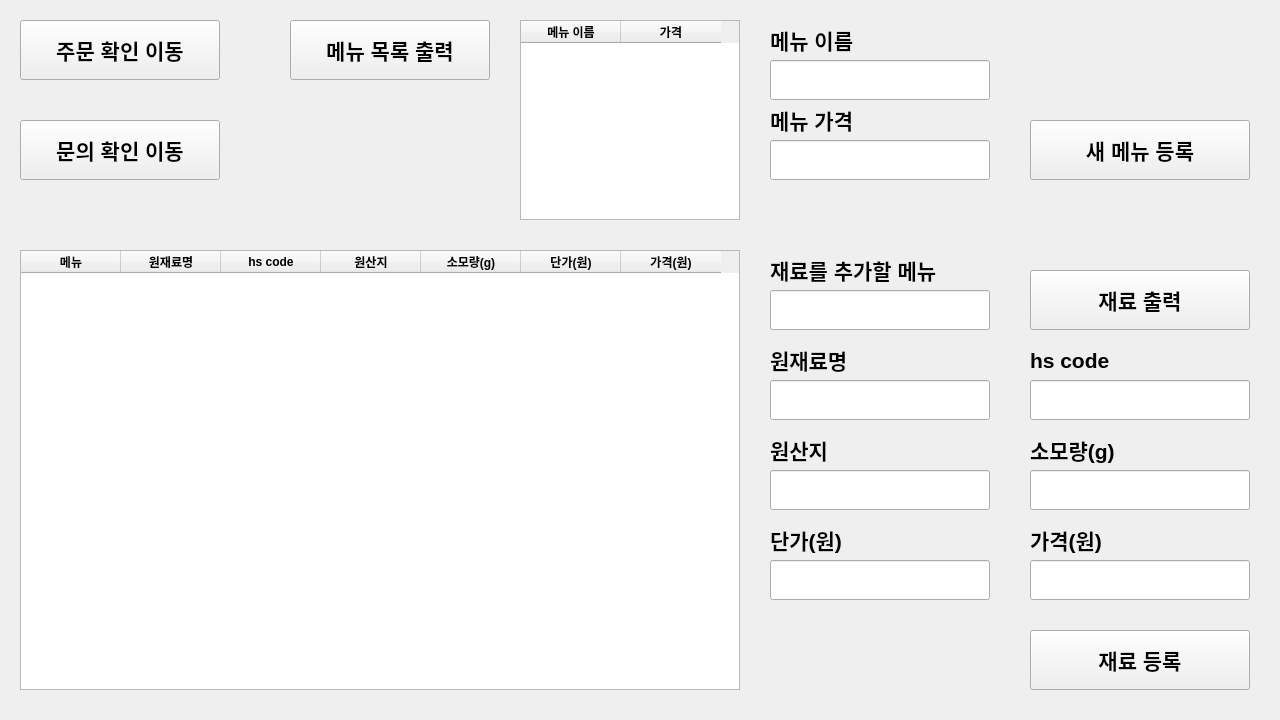
First picture: the form in menu.ui, repository TaePyeongkang/smart-store, before the edit.
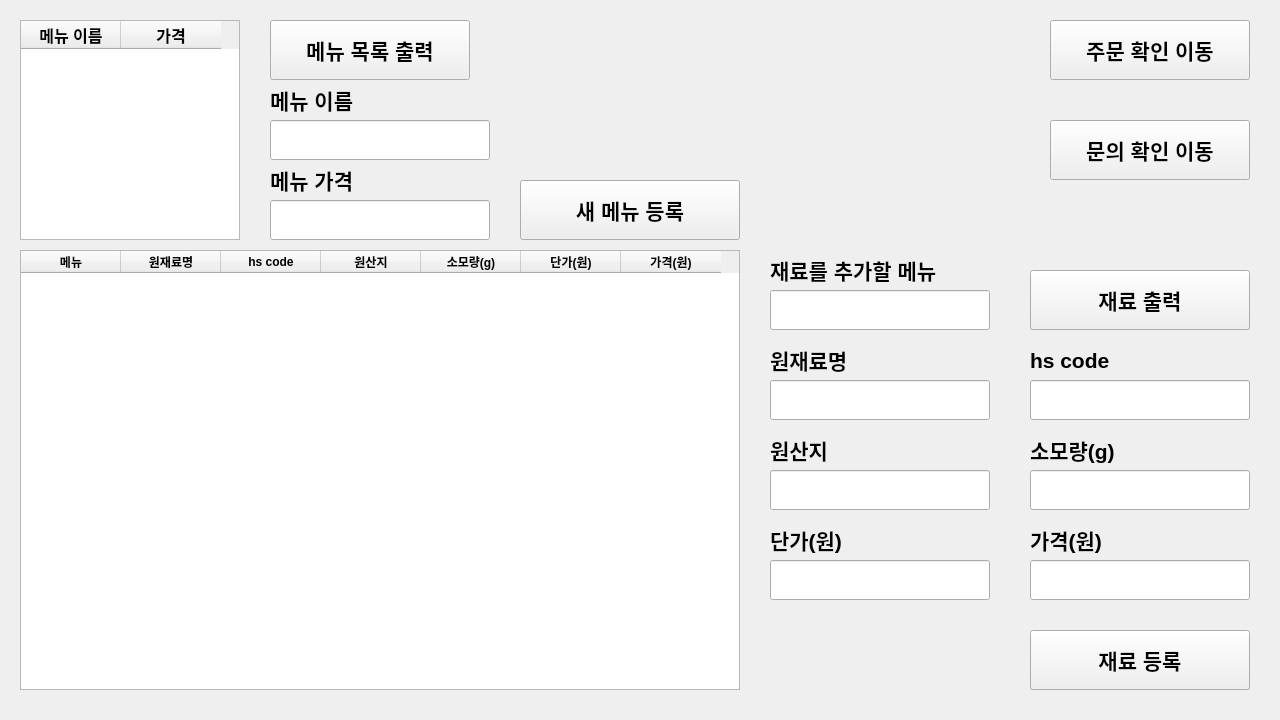
Second picture: the form after the edit.

The edit to the form file:
```diff
--- a/menu.ui
+++ b/menu.ui
@@ -16,15 +16,15 @@
   <widget class="QTableWidget" name="menu">
    <property name="geometry">
     <rect>
-     <x>520</x>
+     <x>20</x>
      <y>20</y>
      <width>220</width>
-     <height>200</height>
+     <height>220</height>
     </rect>
    </property>
    <property name="font">
     <font>
-     <pointsize>9</pointsize>
+     <pointsize>12</pointsize>
      <weight>75</weight>
      <bold>true</bold>
     </font>
@@ -103,8 +103,8 @@
   <widget class="QLineEdit" name="menuName">
    <property name="geometry">
     <rect>
-     <x>770</x>
-     <y>60</y>
+     <x>270</x>
+     <y>120</y>
      <width>220</width>
      <height>40</height>
     </rect>
@@ -121,8 +121,8 @@
   <widget class="QLineEdit" name="menuPrice">
    <property name="geometry">
     <rect>
-     <x>770</x>
-     <y>140</y>
+     <x>270</x>
+     <y>200</y>
      <width>220</width>
      <height>40</height>
     </rect>
@@ -258,7 +258,7 @@
   <widget class="QPushButton" name="moveOrder">
    <property name="geometry">
     <rect>
-     <x>20</x>
+     <x>1050</x>
      <y>20</y>
      <width>200</width>
      <height>60</height>
@@ -278,7 +278,7 @@
   <widget class="QPushButton" name="moveQuestion">
    <property name="geometry">
     <rect>
-     <x>20</x>
+     <x>1050</x>
      <y>120</y>
      <width>200</width>
      <height>60</height>
@@ -298,8 +298,8 @@
   <widget class="QPushButton" name="addMenu">
    <property name="geometry">
     <rect>
-     <x>1030</x>
-     <y>120</y>
+     <x>520</x>
+     <y>180</y>
      <width>220</width>
      <height>60</height>
     </rect>
@@ -333,8 +333,8 @@
   <widget class="QLabel" name="label">
    <property name="geometry">
     <rect>
-     <x>770</x>
-     <y>20</y>
+     <x>270</x>
+     <y>80</y>
      <width>220</width>
      <height>40</height>
     </rect>
@@ -353,8 +353,8 @@
   <widget class="QLabel" name="label_2">
    <property name="geometry">
     <rect>
-     <x>770</x>
-     <y>100</y>
+     <x>270</x>
+     <y>160</y>
      <width>220</width>
      <height>40</height>
     </rect>
@@ -513,7 +513,7 @@
   <widget class="QPushButton" name="printMenu">
    <property name="geometry">
     <rect>
-     <x>290</x>
+     <x>270</x>
      <y>20</y>
      <width>200</width>
      <height>60</height>
```
Left out of the diff: 1 changed line with no effect on the pictures.
